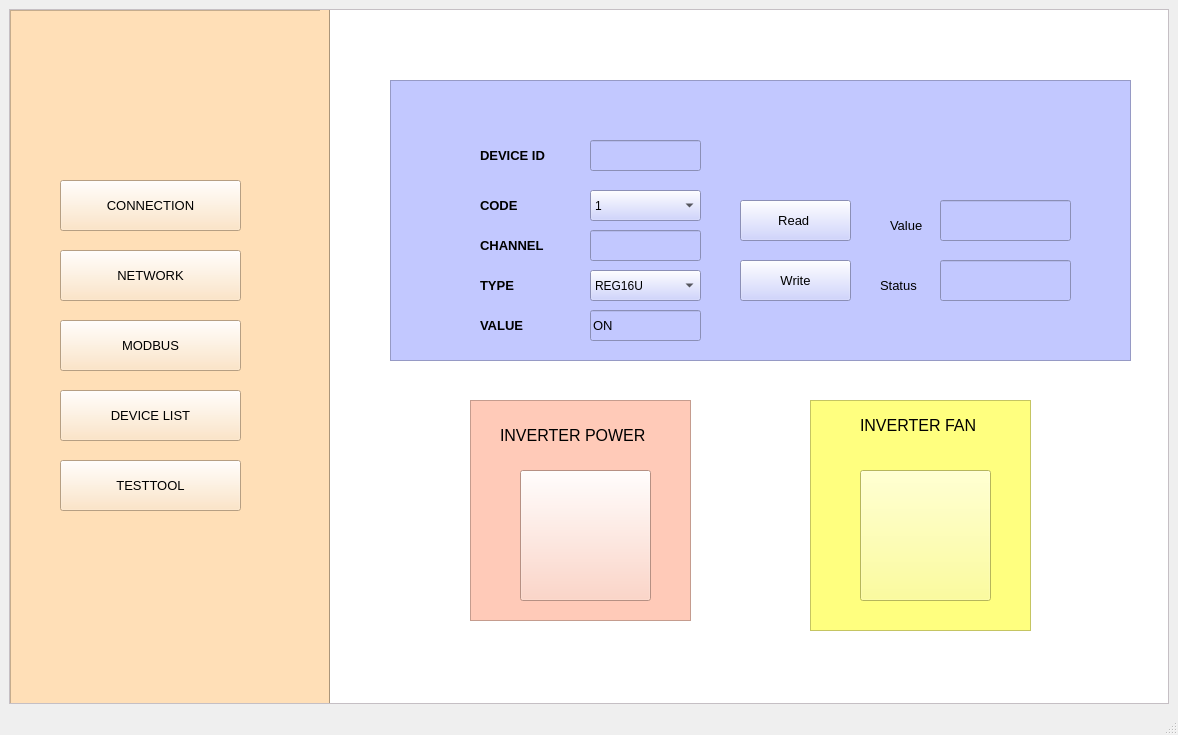
First picture: the form in Thesis/configUI/UI/testtool.ui, repository tnt310/ptn209b3, before the edit.
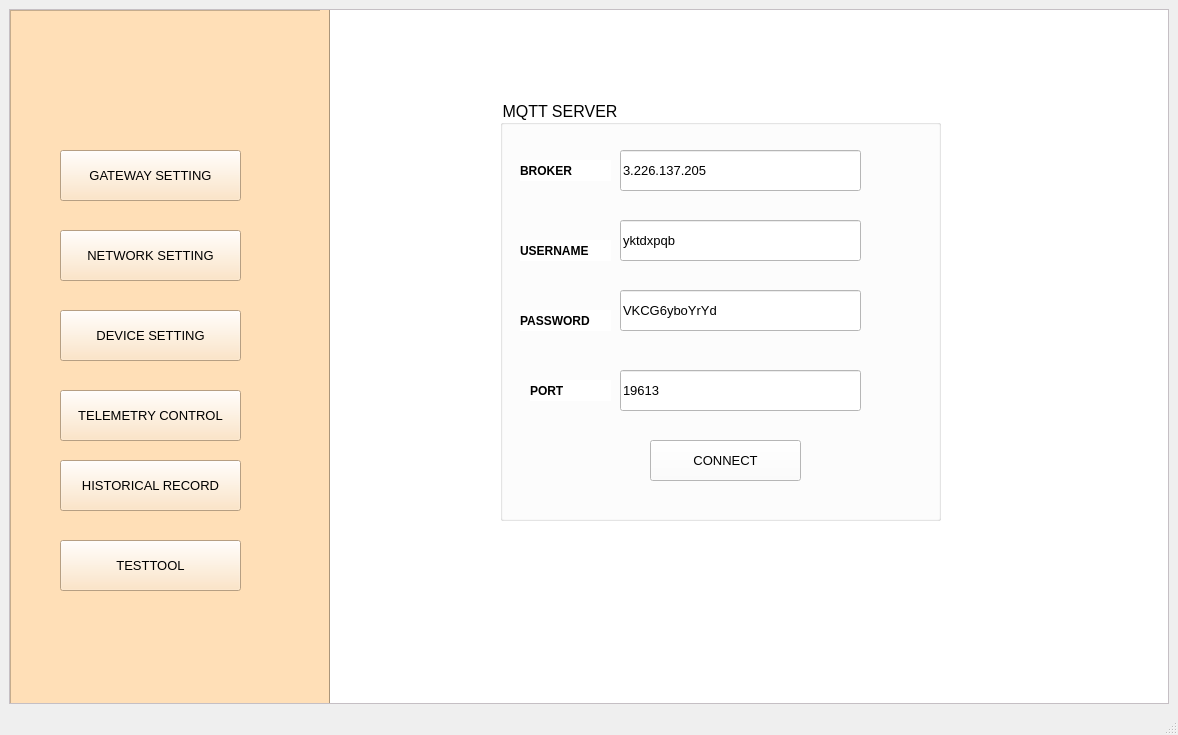
Second picture: the form after the edit.

The edit to the form file:
```diff
--- a/Thesis/configUI/UI/testtool.ui
+++ b/Thesis/configUI/UI/testtool.ui
@@ -55,25 +55,7 @@
          <property name="geometry">
           <rect>
            <x>50</x>
-           <y>170</y>
-           <width>181</width>
-           <height>51</height>
-          </rect>
-         </property>
-         <property name="font">
-          <font>
-           <pointsize>10</pointsize>
-          </font>
-         </property>
-         <property name="text">
-          <string>CONNECTION</string>
-         </property>
-        </widget>
-        <widget class="QPushButton" name="network">
-         <property name="geometry">
-          <rect>
-           <x>50</x>
-           <y>240</y>
+           <y>220</y>
            <width>181</width>
            <height>51</height>
           </rect>
@@ -85,14 +67,14 @@
           </font>
          </property>
          <property name="text">
-          <string>NETWORK</string>
+          <string>NETWORK SETTING</string>
          </property>
         </widget>
         <widget class="QPushButton" name="modbus">
          <property name="geometry">
           <rect>
            <x>50</x>
-           <y>310</y>
+           <y>140</y>
            <width>181</width>
            <height>51</height>
           </rect>
@@ -103,14 +85,14 @@
           </font>
          </property>
          <property name="text">
-          <string>MODBUS</string>
+          <string>GATEWAY SETTING</string>
          </property>
         </widget>
         <widget class="QPushButton" name="devicelist">
          <property name="geometry">
           <rect>
            <x>50</x>
-           <y>380</y>
+           <y>300</y>
            <width>181</width>
            <height>51</height>
           </rect>
@@ -121,10 +103,10 @@
           </font>
          </property>
          <property name="text">
-          <string>DEVICE LIST</string>
+          <string>DEVICE SETTING</string>
          </property>
         </widget>
-        <widget class="QPushButton" name="testtool">
+        <widget class="QPushButton" name="historical">
          <property name="geometry">
           <rect>
            <x>50</x>
@@ -139,7 +121,7 @@
           </font>
          </property>
          <property name="text">
-          <string>TESTTOOL</string>
+          <string>HISTORICAL RECORD</string>
          </property>
         </widget>
         <widget class="Line" name="line">
@@ -161,10 +143,45 @@
           <enum>Qt::Vertical</enum>
          </property>
         </widget>
-        <zorder>connection</zorder>
-        <zorder>modbus</zorder>
-        <zorder>devicelist</zorder>
-        <zorder>testtool</zorder>
+        <widget class="QPushButton" name="testtool">
+         <property name="geometry">
+          <rect>
+           <x>50</x>
+           <y>530</y>
+           <width>181</width>
+           <height>51</height>
+          </rect>
+         </property>
+         <property name="font">
+          <font>
+           <pointsize>10</pointsize>
+          </font>
+         </property>
+         <property name="text">
+          <string>TESTTOOL</string>
+         </property>
+        </widget>
+        <widget class="QPushButton" name="telemetrycontrol">
+         <property name="geometry">
+          <rect>
+           <x>50</x>
+           <y>380</y>
+           <width>181</width>
+           <height>51</height>
+          </rect>
+         </property>
+         <property name="font">
+          <font>
+           <pointsize>10</pointsize>
+          </font>
+         </property>
+         <property name="text">
+          <string>TELEMETRY CONTROL</string>
+         </property>
+        </widget>
+        <zorder>gatewaysetting</zorder>
+        <zorder>devicesetting</zorder>
+        <zorder>historical</zorder>
         <zorder>line</zorder>
         <zorder>network</zorder>
        </widget>
@@ -180,172 +197,110 @@
         <property name="styleSheet">
          <string notr="true">background-color:rgb(255, 255, 255)</string>
         </property>
-        <widget class="QFrame" name="frame_3">
+        <widget class="QGroupBox" name="groupBox_2">
          <property name="geometry">
           <rect>
-           <x>140</x>
-           <y>390</y>
-           <width>221</width>
-           <height>221</height>
+           <x>170</x>
+           <y>90</y>
+           <width>441</width>
+           <height>421</height>
           </rect>
          </property>
-         <property name="styleSheet">
-          <string notr="true">background-color:rgb(255, 202, 184)</string>
+         <property name="font">
+          <font>
+           <pointsize>12</pointsize>
+           <underline>false</underline>
+          </font>
          </property>
-         <property name="frameShape">
-          <enum>QFrame::StyledPanel</enum>
+         <property name="title">
+          <string>MQTT SERVER</string>
          </property>
-         <property name="frameShadow">
-          <enum>QFrame::Raised</enum>
-         </property>
-         <widget class="QPushButton" name="power">
+         <widget class="QLabel" name="label_23">
           <property name="geometry">
            <rect>
-            <x>50</x>
-            <y>70</y>
-            <width>131</width>
-            <height>131</height>
+            <x>20</x>
+            <y>60</y>
+            <width>91</width>
+            <height>21</height>
            </rect>
           </property>
-          <property name="autoFillBackground">
-           <bool>false</bool>
+          <property name="font">
+           <font>
+            <pointsize>9</pointsize>
+            <weight>75</weight>
+            <bold>true</bold>
+           </font>
           </property>
           <property name="text">
-           <string/>
+           <string>BROKER</string>
           </property>
          </widget>
-         <widget class="QLabel" name="deviceid_3">
+         <widget class="QLabel" name="label_24">
+          <property name="geometry">
+           <rect>
+            <x>20</x>
+            <y>140</y>
+            <width>91</width>
+            <height>21</height>
+           </rect>
+          </property>
+          <property name="font">
+           <font>
+            <pointsize>9</pointsize>
+            <weight>75</weight>
+            <bold>true</bold>
+           </font>
+          </property>
+          <property name="text">
+           <string>USERNAME</string>
+          </property>
+         </widget>
+         <widget class="QLabel" name="label_25">
+          <property name="geometry">
+           <rect>
+            <x>20</x>
+            <y>210</y>
+            <width>91</width>
+            <height>21</height>
+           </rect>
+          </property>
+          <property name="font">
+           <font>
+            <pointsize>9</pointsize>
+            <weight>75</weight>
+            <bold>true</bold>
+           </font>
+          </property>
+          <property name="text">
+           <string>PASSWORD</string>
+          </property>
+         </widget>
+         <widget class="QLabel" name="label_26">
           <property name="geometry">
            <rect>
             <x>30</x>
-            <y>20</y>
-            <width>161</width>
-            <height>31</height>
+            <y>280</y>
+            <width>81</width>
+            <height>21</height>
            </rect>
           </property>
           <property name="font">
            <font>
-            <pointsize>12</pointsize>
-            <weight>50</weight>
-            <bold>false</bold>
-           </font>
-          </property>
-          <property name="text">
-           <string>INVERTER POWER</string>
-          </property>
-         </widget>
-        </widget>
-        <widget class="QFrame" name="frame_2">
-         <property name="geometry">
-          <rect>
-           <x>480</x>
-           <y>390</y>
-           <width>221</width>
-           <height>231</height>
-          </rect>
-         </property>
-         <property name="styleSheet">
-          <string notr="true">background-color:rgb(255, 255, 127)</string>
-         </property>
-         <property name="frameShape">
-          <enum>QFrame::StyledPanel</enum>
-         </property>
-         <property name="frameShadow">
-          <enum>QFrame::Raised</enum>
-         </property>
-         <widget class="QPushButton" name="fan">
-          <property name="geometry">
-           <rect>
-            <x>50</x>
-            <y>70</y>
-            <width>131</width>
-            <height>131</height>
-           </rect>
-          </property>
-          <property name="text">
-           <string/>
-          </property>
-         </widget>
-         <widget class="QLabel" name="deviceid_4">
-          <property name="geometry">
-           <rect>
-            <x>50</x>
-            <y>10</y>
-            <width>161</width>
-            <height>31</height>
-           </rect>
-          </property>
-          <property name="font">
-           <font>
-            <pointsize>12</pointsize>
-            <weight>50</weight>
-            <bold>false</bold>
-           </font>
-          </property>
-          <property name="text">
-           <string>INVERTER FAN</string>
-          </property>
-         </widget>
-        </widget>
-        <widget class="QFrame" name="frame">
-         <property name="geometry">
-          <rect>
-           <x>60</x>
-           <y>70</y>
-           <width>741</width>
-           <height>281</height>
-          </rect>
-         </property>
-         <property name="styleSheet">
-          <string notr="true">background-color:rgb(194, 200, 255)</string>
-         </property>
-         <property name="frameShape">
-          <enum>QFrame::StyledPanel</enum>
-         </property>
-         <property name="frameShadow">
-          <enum>QFrame::Raised</enum>
-         </property>
-         <widget class="QLabel" name="deviceid">
-          <property name="geometry">
-           <rect>
-            <x>90</x>
-            <y>60</y>
-            <width>91</width>
-            <height>31</height>
-           </rect>
-          </property>
-          <property name="font">
-           <font>
-            <pointsize>10</pointsize>
+            <pointsize>9</pointsize>
             <weight>75</weight>
             <bold>true</bold>
            </font>
           </property>
           <property name="text">
-           <string>DEVICE ID</string>
+           <string>PORT</string>
           </property>
          </widget>
-         <widget class="QLineEdit" name="channel_2">
+         <widget class="QPushButton" name="connect">
           <property name="geometry">
            <rect>
-            <x>200</x>
-            <y>150</y>
-            <width>111</width>
-            <height>31</height>
-           </rect>
-          </property>
-          <property name="font">
-           <font>
-            <pointsize>10</pointsize>
-           </font>
-          </property>
-         </widget>
-         <widget class="QPushButton" name="Read_btn">
-          <property name="geometry">
-           <rect>
-            <x>350</x>
-            <y>120</y>
-            <width>111</width>
+            <x>150</x>
+            <y>340</y>
+            <width>151</width>
             <height>41</height>
            </rect>
           </property>
@@ -355,15 +310,15 @@
            </font>
           </property>
           <property name="text">
-           <string>Read </string>
+           <string>CONNECT</string>
           </property>
          </widget>
-         <widget class="QPushButton" name="Write_btn">
+         <widget class="QLineEdit" name="broker">
           <property name="geometry">
            <rect>
-            <x>350</x>
-            <y>180</y>
-            <width>111</width>
+            <x>120</x>
+            <y>50</y>
+            <width>241</width>
             <height>41</height>
            </rect>
           </property>
@@ -373,35 +328,15 @@
            </font>
           </property>
           <property name="text">
-           <string>Write</string>
+           <string>3.226.137.205</string>
           </property>
          </widget>
-         <widget class="QLabel" name="value_3">
+         <widget class="QLineEdit" name="username">
           <property name="geometry">
            <rect>
-            <x>500</x>
-            <y>130</y>
-            <width>51</width>
-            <height>31</height>
-           </rect>
-          </property>
-          <property name="font">
-           <font>
-            <pointsize>10</pointsize>
-            <weight>50</weight>
-            <bold>false</bold>
-           </font>
-          </property>
-          <property name="text">
-           <string>Value</string>
-          </property>
-         </widget>
-         <widget class="QLineEdit" name="value_4">
-          <property name="geometry">
-           <rect>
-            <x>550</x>
+            <x>120</x>
             <y>120</y>
-            <width>131</width>
+            <width>241</width>
             <height>41</height>
            </rect>
           </property>
@@ -411,70 +346,33 @@
            </font>
           </property>
           <property name="text">
-           <string/>
+           <string>yktdxpqb</string>
           </property>
          </widget>
-         <widget class="QLineEdit" name="deviceid_2">
+         <widget class="QLineEdit" name="password">
           <property name="geometry">
            <rect>
-            <x>200</x>
-            <y>60</y>
-            <width>111</width>
-            <height>31</height>
-           </rect>
-          </property>
-          <property name="font">
-           <font>
-            <pointsize>10</pointsize>
-           </font>
-          </property>
-         </widget>
-         <widget class="QLabel" name="channel">
-          <property name="geometry">
-           <rect>
-            <x>90</x>
-            <y>150</y>
-            <width>91</width>
-            <height>31</height>
-           </rect>
-          </property>
-          <property name="font">
-           <font>
-            <pointsize>10</pointsize>
-            <weight>75</weight>
-            <bold>true</bold>
-           </font>
-          </property>
-          <property name="text">
-           <string>CHANNEL</string>
-          </property>
-         </widget>
-         <widget class="QLabel" name="status">
-          <property name="geometry">
-           <rect>
-            <x>490</x>
+            <x>120</x>
             <y>190</y>
-            <width>61</width>
-            <height>31</height>
+            <width>241</width>
+            <height>41</height>
            </rect>
           </property>
           <property name="font">
            <font>
             <pointsize>10</pointsize>
-            <weight>50</weight>
-            <bold>false</bold>
            </font>
           </property>
           <property name="text">
-           <string>Status</string>
+           <string>VKCG6yboYrYd</string>
           </property>
          </widget>
-         <widget class="QLineEdit" name="status_2">
+         <widget class="QLineEdit" name="port">
           <property name="geometry">
            <rect>
-            <x>550</x>
-            <y>180</y>
-            <width>131</width>
+            <x>120</x>
+            <y>270</y>
+            <width>241</width>
             <height>41</height>
            </rect>
           </property>
@@ -484,155 +382,7 @@
            </font>
           </property>
           <property name="text">
-           <string/>
-          </property>
-         </widget>
-         <widget class="QComboBox" name="code_2">
-          <property name="geometry">
-           <rect>
-            <x>200</x>
-            <y>110</y>
-            <width>111</width>
-            <height>31</height>
-           </rect>
-          </property>
-          <property name="font">
-           <font>
-            <pointsize>9</pointsize>
-           </font>
-          </property>
-          <item>
-           <property name="text">
-            <string>1</string>
-           </property>
-          </item>
-          <item>
-           <property name="text">
-            <string>2</string>
-           </property>
-          </item>
-          <item>
-           <property name="text">
-            <string>3</string>
-           </property>
-          </item>
-          <item>
-           <property name="text">
-            <string>4</string>
-           </property>
-          </item>
-          <item>
-           <property name="text">
-            <string>5</string>
-           </property>
-          </item>
-          <item>
-           <property name="text">
-            <string>6</string>
-           </property>
-          </item>
-         </widget>
-         <widget class="QLabel" name="code">
-          <property name="geometry">
-           <rect>
-            <x>90</x>
-            <y>110</y>
-            <width>61</width>
-            <height>31</height>
-           </rect>
-          </property>
-          <property name="font">
-           <font>
-            <pointsize>10</pointsize>
-            <weight>75</weight>
-            <bold>true</bold>
-           </font>
-          </property>
-          <property name="text">
-           <string>CODE</string>
-          </property>
-         </widget>
-         <widget class="QComboBox" name="type_2">
-          <property name="geometry">
-           <rect>
-            <x>200</x>
-            <y>190</y>
-            <width>111</width>
-            <height>31</height>
-           </rect>
-          </property>
-          <property name="font">
-           <font>
-            <pointsize>9</pointsize>
-           </font>
-          </property>
-          <item>
-           <property name="text">
-            <string>REG16U</string>
-           </property>
-          </item>
-          <item>
-           <property name="text">
-            <string>REG32U</string>
-           </property>
-          </item>
-         </widget>
-         <widget class="QLabel" name="type">
-          <property name="geometry">
-           <rect>
-            <x>90</x>
-            <y>190</y>
-            <width>61</width>
-            <height>31</height>
-           </rect>
-          </property>
-          <property name="font">
-           <font>
-            <pointsize>10</pointsize>
-            <weight>75</weight>
-            <bold>true</bold>
-           </font>
-          </property>
-          <property name="text">
-           <string>TYPE</string>
-          </property>
-         </widget>
-         <widget class="QLineEdit" name="value_2">
-          <property name="geometry">
-           <rect>
-            <x>200</x>
-            <y>230</y>
-            <width>111</width>
-            <height>31</height>
-           </rect>
-          </property>
-          <property name="font">
-           <font>
-            <pointsize>10</pointsize>
-           </font>
-          </property>
-          <property name="text">
-           <string>ON</string>
-          </property>
-         </widget>
-         <widget class="QLabel" name="value">
-          <property name="geometry">
-           <rect>
-            <x>90</x>
-            <y>230</y>
-            <width>71</width>
-            <height>31</height>
-           </rect>
-          </property>
-          <property name="font">
-           <font>
-            <pointsize>10</pointsize>
-            <weight>75</weight>
-            <bold>true</bold>
-           </font>
-          </property>
-          <property name="text">
-           <string>VALUE</string>
+           <string>19613</string>
           </property>
          </widget>
         </widget>
```
Left out of the diff: 14 changed lines with no effect on the pictures.
